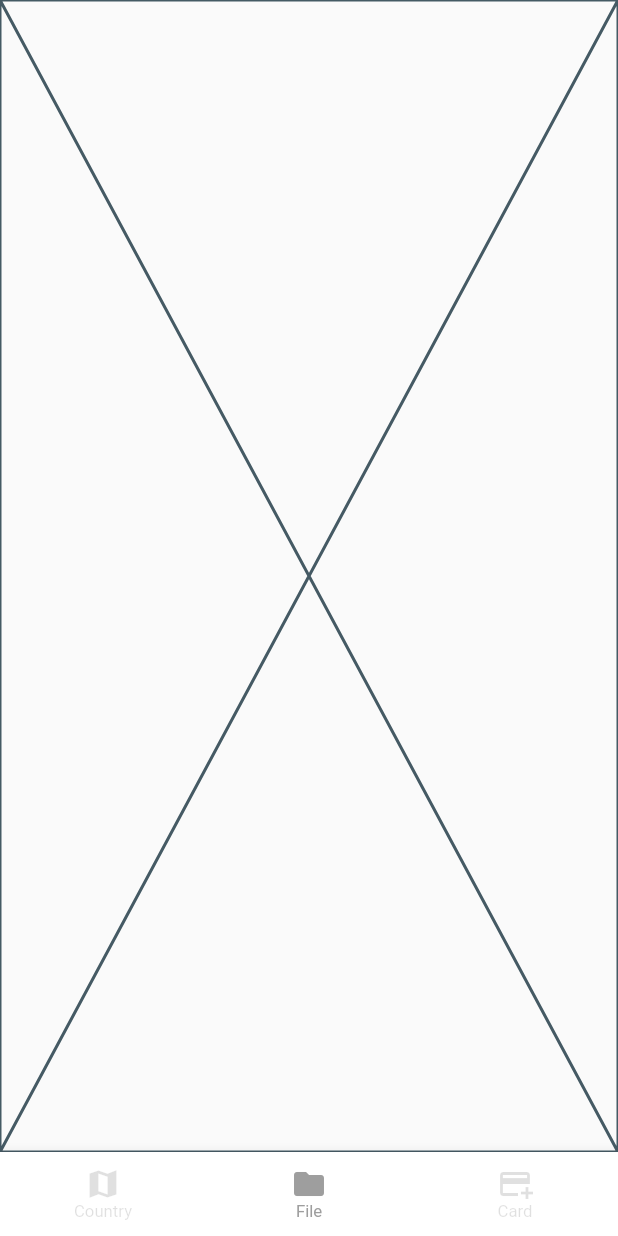
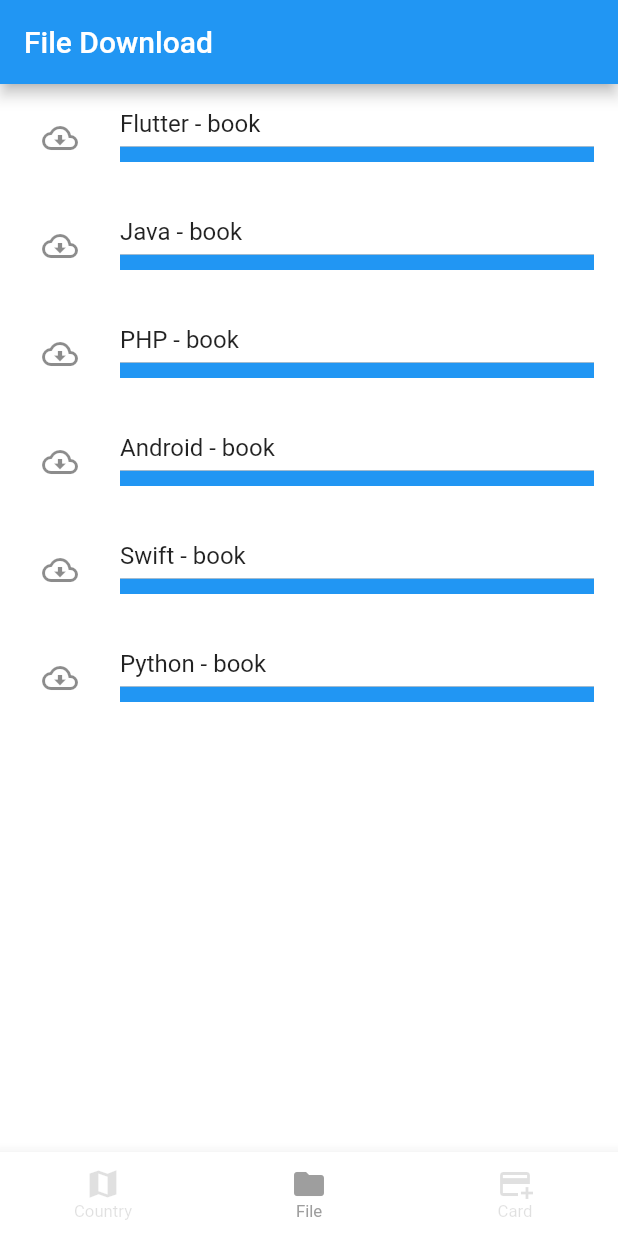
Before and after one commit to MrSobirov/najottalim, a Flutter app: the screen it shows after launch, item 2 of the bottom bar chosen, on a phone screen of 412 x 824 dp. Run offline on Flutter 3.47's test engine with Material 2 defaults, Android fonts, the phone set to English and light mode, and no system bars; our stand-ins replace bloc, flutter_bloc, flutter_screenutil, fluttertoast, shimmer, sqflite; accounts and stored records are empty.

```diff
--- a/lib/main.dart
+++ b/lib/main.dart
@@ -1,6 +1,6 @@
 import 'package:flutter/material.dart';
 import 'package:flutter_screenutil/flutter_screenutil.dart';
-import 'package:najottalim/pages/main_page.dart';
+import 'package:najottalim/pages/splash_page.dart';
 
 void main() {
   runApp(const MyApp());
@@ -22,7 +22,7 @@ class MyApp extends StatelessWidget {
         theme: ThemeData(
           primarySwatch: Colors.blue,
         ),
-        home: MainPage(),
+        home: SplashPage(),
       ),
     );
   }
--- a/lib/pages/task2/task2_page.dart
+++ b/lib/pages/task2/task2_page.dart
@@ -1,11 +1,69 @@
 import 'package:flutter/material.dart';
+import 'package:flutter_screenutil/flutter_screenutil.dart';
+
 class TaskTwoPage extends StatelessWidget {
   const TaskTwoPage({Key? key}) : super(key: key);
 
   @override
   Widget build(BuildContext context) {
-    return const Placeholder(
+    List<Map<String , dynamic>> files = [
+      {
+        "link" : "https://www.tutorialspoint.com/flutter/flutter_tutorial.pdf",
+        "name" : "Flutter - book"
+      },
+      {
+        "link" : "https://www.tutorialspoint.com/flutter/flutter_tutorial.pdf",
+        "name" : "Java - book"
+      },
+      {
+        "link" : "https://www.tutorialspoint.com/flutter/flutter_tutorial.pdf",
+        "name" : "PHP - book"
+      },
+      {
+        "link" : "https://www.tutorialspoint.com/flutter/flutter_tutorial.pdf",
+        "name" : "Android - book"
+      },
+      {
+        "link" : "https://www.tutorialspoint.com/flutter/flutter_tutorial.pdf",
+        "name" : "Swift - book"
+      },
+      {
+        "link" : "https://www.tutorialspoint.com/flutter/flutter_tutorial.pdf",
+        "name" : "Python - book"
+      },
+    ];
+    return  Scaffold(
+      appBar: AppBar(
+        title: Text("File Download"),
+      ),
+      body: Container(
+        height: 812.h,
+        color: Colors.white,
+        child: ListView.builder(
+            itemCount: files.length,
+            itemBuilder: (context , index) {
+              return ListTile(
+                leading: IconButton(
+                  onPressed: ((){
 
+                  }),
+                  icon: Icon(Icons.cloud_download_outlined),
+                ),
+                title: Text(files[index]["name"]),
+                subtitle: Container(
+                  height: 10.h,
+                  width: 280.w,
+                  color: Colors.black,
+                  child: Container(
+                    height: 10.h,
+                    width: 170.w,
+                    color: Colors.blue,
+                  ),
+                ),
+
+              );
+            })
+      ),
     );
   }
 }
--- a/pubspec.yaml
+++ b/pubspec.yaml
@@ -52,6 +52,7 @@ dependencies:
 
 
 
+
 dev_dependencies:
   flutter_test:
     sdk: flutter
@@ -75,9 +76,8 @@ flutter:
   uses-material-design: true
 
   # To add assets to your application, add an assets section, like this:
-  # assets:
-  #   - images/a_dot_burr.jpeg
-  #   - images/a_dot_ham.jpeg
+  assets:
+    - assets/
 
   # An image asset can refer to one or more resolution-specific "variants", see
   # https://flutter.dev/assets-and-images/#resolution-aware
```
Also changed, not shown: lib/pages/splash_page.dart (added, +38 -0 lines), assets/iut-logo.jpg (added), pubspec.lock.
